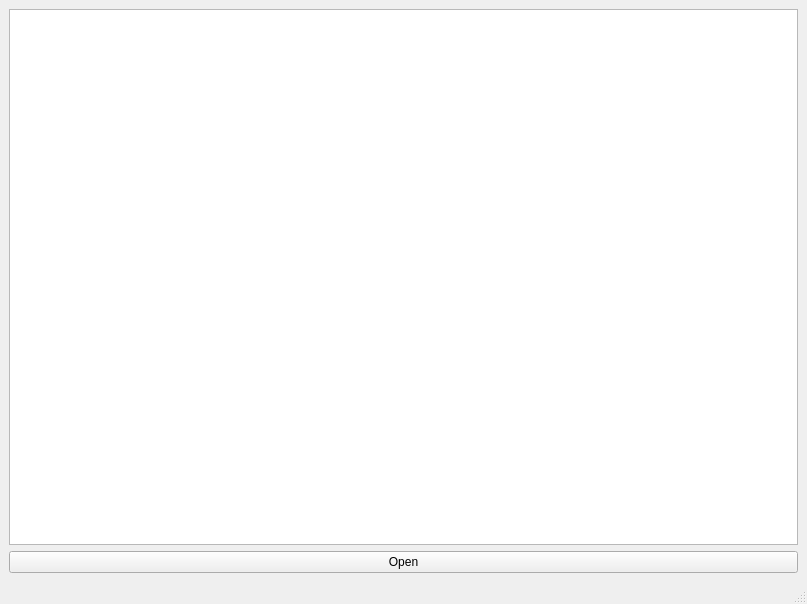
Old version of the form mainwindow.ui in the repository ArticlZ/221_3210_Zhatikov.
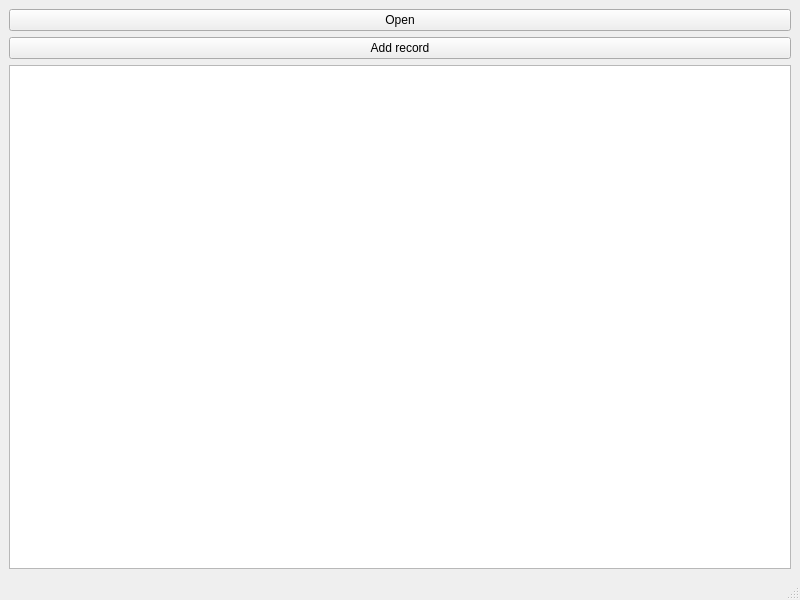
New version of the form.

Patch:
```diff
--- a/mainwindow.ui
+++ b/mainwindow.ui
@@ -6,32 +6,36 @@
    <rect>
     <x>0</x>
     <y>0</y>
-    <width>807</width>
-    <height>604</height>
+    <width>800</width>
+    <height>600</height>
    </rect>
   </property>
   <property name="windowTitle">
    <string>MainWindow</string>
   </property>
   <widget class="QWidget" name="centralwidget">
-   <layout class="QVBoxLayout" name="verticalLayout">
+   <layout class="QHBoxLayout" name="horizontalLayout">
     <item>
-     <widget class="QListWidget" name="listWidget">
-      <property name="horizontalScrollBarPolicy">
-       <enum>Qt::ScrollBarPolicy::ScrollBarAsNeeded</enum>
-      </property>
-      <property name="wordWrap">
-       <bool>true</bool>
-      </property>
-     </widget>
-    </item>
-    <item>
+     <layout class="QGridLayout" name="gridLayout">
+      <item row="0" column="0">
      <widget class="QPushButton" name="openButton">
       <property name="text">
        <string>Open</string>
       </property>
      </widget>
     </item>
+      <item row="2" column="0">
+       <widget class="QListWidget" name="listWidget"/>
+      </item>
+      <item row="1" column="0">
+       <widget class="QPushButton" name="addButton">
+        <property name="text">
+         <string>Add record</string>
+        </property>
+       </widget>
+      </item>
+     </layout>
+    </item>
    </layout>
   </widget>
   <widget class="QMenuBar" name="menubar">
```
Left out of the diff: 4 changed lines with no effect on the pictures. Lines whose indentation alone changed are shown as unchanged.
